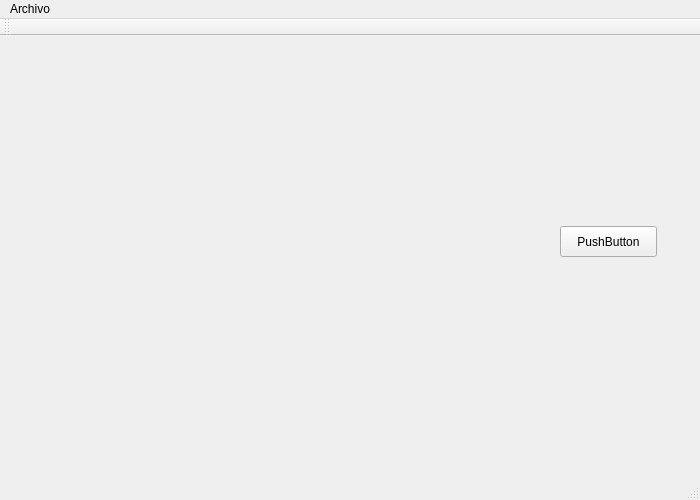
This is mainwindow.ui in antonioaraujob/omopep as Qt 5 draws it before an edit. The edited form follows.
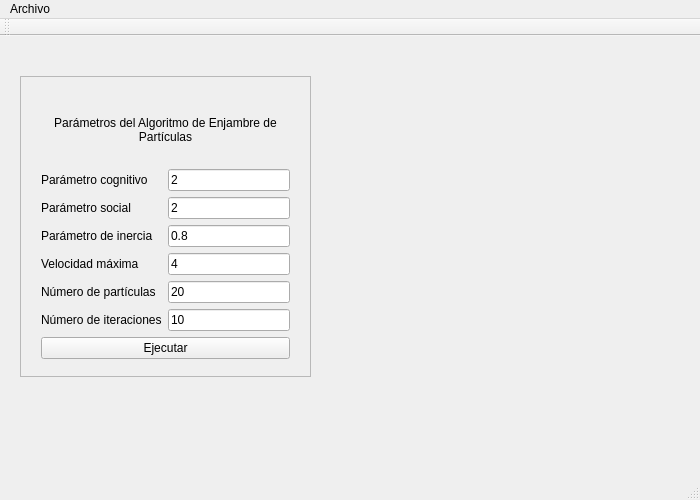
This is the edited form.

Commit message: Avances en las clases Particle y Simulation.

Diff of the .ui file:
```diff
--- a/mainwindow.ui
+++ b/mainwindow.ui
@@ -14,18 +14,141 @@
    <string>Optimización Multiobjetivo por Enjambre de Partículas</string>
   </property>
   <widget class="QWidget" name="centralWidget">
-   <widget class="QPushButton" name="pushButtonExecute">
+   <widget class="QFrame" name="frame">
     <property name="geometry">
      <rect>
-      <x>560</x>
-      <y>190</y>
-      <width>97</width>
-      <height>31</height>
+      <x>20</x>
+      <y>40</y>
+      <width>291</width>
+      <height>301</height>
      </rect>
     </property>
-    <property name="text">
-     <string>PushButton</string>
+    <property name="frameShape">
+     <enum>QFrame::StyledPanel</enum>
     </property>
+    <property name="frameShadow">
+     <enum>QFrame::Raised</enum>
+    </property>
+    <widget class="QWidget" name="verticalLayoutWidget">
+     <property name="geometry">
+      <rect>
+       <x>10</x>
+       <y>10</y>
+       <width>271</width>
+       <height>284</height>
+      </rect>
+     </property>
+     <layout class="QVBoxLayout" name="verticalLayout">
+      <item>
+       <widget class="QLabel" name="label">
+        <property name="text">
+         <string>Parámetros del Algoritmo de Enjambre de Partículas</string>
+        </property>
+        <property name="alignment">
+         <set>Qt::AlignCenter</set>
+        </property>
+        <property name="wordWrap">
+         <bool>true</bool>
+        </property>
+       </widget>
+      </item>
+      <item>
+       <layout class="QGridLayout" name="gridLayout">
+        <item row="1" column="1">
+         <widget class="QLineEdit" name="lineEditSocialParameter">
+          <property name="text">
+           <string>2</string>
+          </property>
+         </widget>
+        </item>
+        <item row="4" column="1">
+         <widget class="QLineEdit" name="lineEditParticlesParameter">
+          <property name="text">
+           <string>20</string>
+          </property>
+         </widget>
+        </item>
+        <item row="2" column="1">
+         <widget class="QLineEdit" name="lineEditInertiaParameter">
+          <property name="text">
+           <string>0.8</string>
+          </property>
+         </widget>
+        </item>
+        <item row="0" column="1">
+         <widget class="QLineEdit" name="lineEditCognitiveParameter">
+          <property name="text">
+           <string>2</string>
+          </property>
+         </widget>
+        </item>
+        <item row="3" column="0">
+         <widget class="QLabel" name="label_5">
+          <property name="text">
+           <string>Velocidad máxima</string>
+          </property>
+         </widget>
+        </item>
+        <item row="0" column="0">
+         <widget class="QLabel" name="label_2">
+          <property name="text">
+           <string>Parámetro cognitivo</string>
+          </property>
+         </widget>
+        </item>
+        <item row="1" column="0">
+         <widget class="QLabel" name="label_3">
+          <property name="text">
+           <string>Parámetro social</string>
+          </property>
+         </widget>
+        </item>
+        <item row="3" column="1">
+         <widget class="QLineEdit" name="lineEditMaxSpeedParameter">
+          <property name="text">
+           <string>4</string>
+          </property>
+         </widget>
+        </item>
+        <item row="4" column="0">
+         <widget class="QLabel" name="label_6">
+          <property name="text">
+           <string>Número de partículas</string>
+          </property>
+         </widget>
+        </item>
+        <item row="2" column="0">
+         <widget class="QLabel" name="label_4">
+          <property name="text">
+           <string>Parámetro de inercia</string>
+          </property>
+         </widget>
+        </item>
+        <item row="5" column="0">
+         <widget class="QLabel" name="label_7">
+          <property name="text">
+           <string>Número de iteraciones</string>
+          </property>
+         </widget>
+        </item>
+        <item row="5" column="1">
+         <widget class="QLineEdit" name="lineEditIterationsParameter">
+          <property name="text">
+           <string>10</string>
+          </property>
+         </widget>
+        </item>
+       </layout>
+      </item>
+      <item>
+       <widget class="QPushButton" name="pushButtonExecute">
+        <property name="text">
+         <string>Ejecutar</string>
+        </property>
+       </widget>
+      </item>
+     </layout>
+    </widget>
    </widget>
   </widget>
   <widget class="QMenuBar" name="menuBar">
```
Left out of the diff: 12 changed lines with no effect on the pictures. The commit also changes 7 other files.
